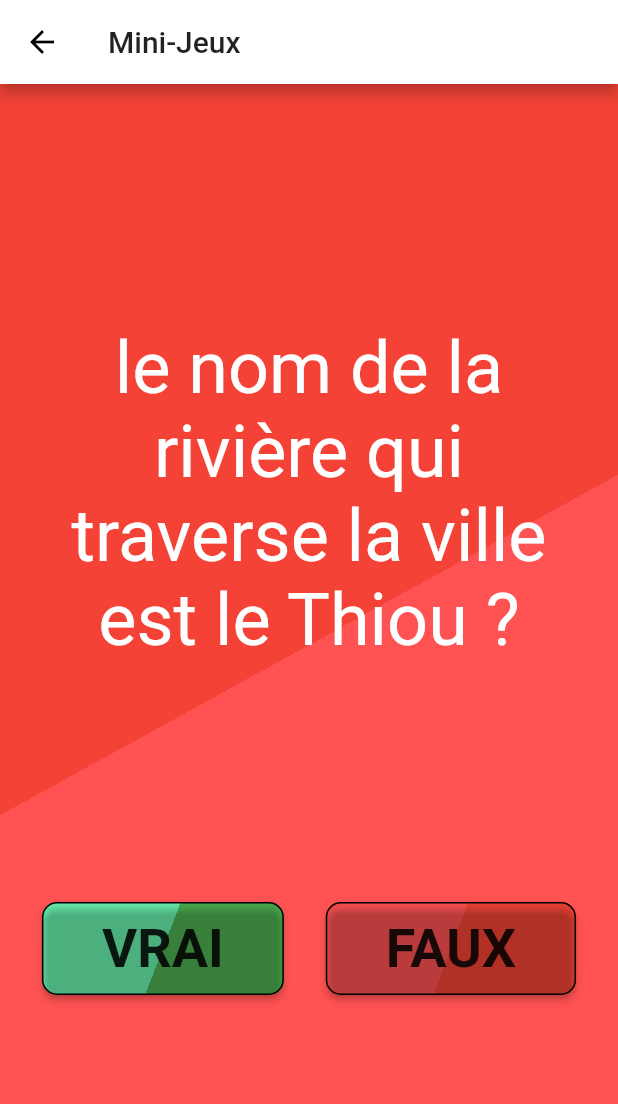
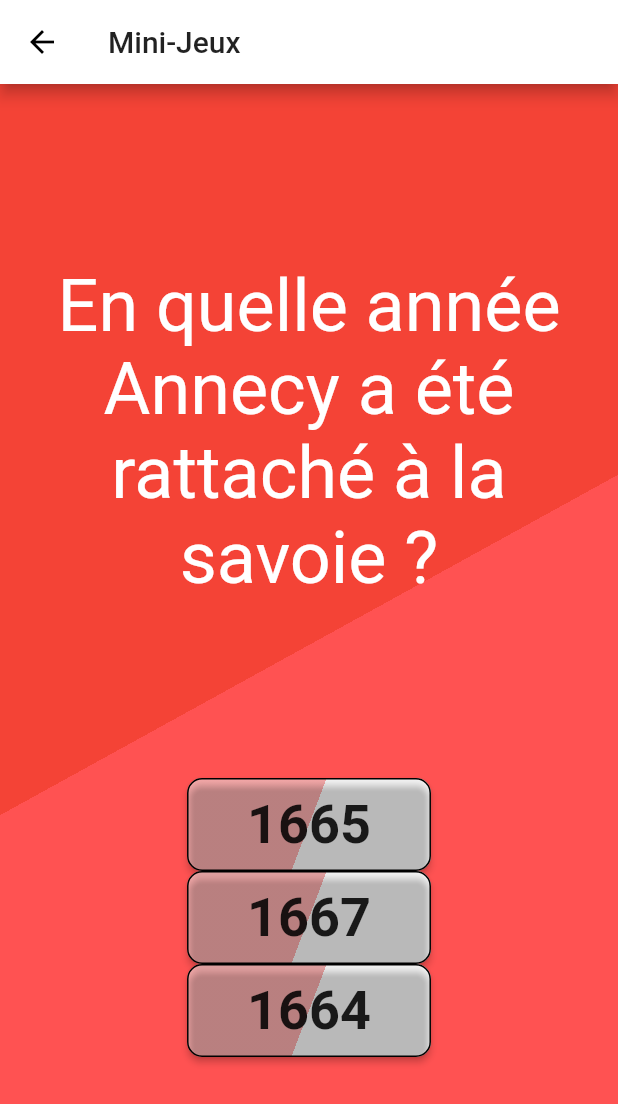
Before and after one commit to AnnecyGo/annecygo, a Flutter app: the screen it shows after launch, after a tap on "TEST MINI-JEU", on a phone screen of 412 x 824 dp. Shown: the top 1104 px of the screen. Run offline on Flutter 3.47's test engine with Material 2 defaults, Android fonts, the phone set to English and light mode, and no system bars; our stand-ins replace flutter_map, latlong, qr_flutter; missing offline and left inert: barcode_scan_fix, map_controller; Roboto replaces fonts that are missing (Hind).

Commit message:
Choice Page V1 working

```diff
--- /dev/null
+++ b/lib/Games/ChoicesPage.dart
@@ -0,0 +1,252 @@
+import 'dart:math';
+
+import 'package:flutter/material.dart';
+
+class ChoicePage extends StatefulWidget {
+  @override
+  _ChoicePageState createState() => _ChoicePageState();
+}
+
+class Answer{
+  var reponse;
+  var answer;
+  Answer(String uneReponse,bool uneAnswer){
+    reponse = uneReponse;
+    answer = uneAnswer;
+  }
+}
+
+class Choice{
+  var question;
+  List<Answer> answers;
+  Choice(String uneQuestion,List<Answer> lesAnswers){
+    question = uneQuestion;
+    answers = lesAnswers;
+  }
+}
+
+class _ChoicePageState extends State<ChoicePage> {
+  List<Choice> choices = new List();
+  Choice currentChoice;
+
+  @override
+  Widget build(BuildContext context) {
+
+    List<Answer> mesChoix = new List();
+    mesChoix.add( Answer("1665",true));
+    mesChoix.add( Answer("1667",false));
+    mesChoix.add(Answer("1664",false));
+
+    Choice choice1 = new Choice("En quelle année Annecy a été rattaché à la savoie ?",mesChoix);
+
+
+
+    choices.add(choice1);
+
+    currentChoice = choices[Random().nextInt(choices.length)];
+
+    return new Scaffold(
+      backgroundColor: Colors.redAccent,
+      appBar: AppBar(
+        title: Text("Mini-Jeux"),
+
+      ),
+      body: new Center(
+        child : new Container(
+          decoration : BoxDecoration(
+            gradient: LinearGradient(
+              begin: Alignment.topLeft,
+              end: Alignment.bottomRight,
+              stops: [
+                0.5,
+                0.5,
+              ],
+              colors: [
+                Colors.red,
+                Colors.redAccent,
+              ],
+            ),
+          ),
+          margin: const EdgeInsets.only(bottom: 20.0),
+          child: Column(
+            mainAxisAlignment: MainAxisAlignment.spaceEvenly,
+            crossAxisAlignment: CrossAxisAlignment.stretch,
+            children: [
+              Container(
+                padding: EdgeInsets.fromLTRB(20, 20, 20, 20),
+                child: Text(currentChoice.question,
+                    textAlign: TextAlign.center,
+                    style: TextStyle(
+                      color: Colors.white,
+                      fontSize: 48,
+                    )),
+              ),
+              new Column(
+                mainAxisAlignment: MainAxisAlignment.spaceEvenly,
+                children: [
+                  Container(
+                    decoration : BoxDecoration(
+                      borderRadius: BorderRadius.circular(10.0),
+                      gradient: LinearGradient(
+                        begin: Alignment.topLeft,
+                        end: Alignment.bottomRight,
+                        stops: [
+                          0.5,
+                          0.5,
+                        ],
+                        colors: [
+                          Colors.white54,
+                          Colors.white,
+                        ],
+                      ),
+                    ),
+                    child : ElevatedButton(
+                        style: ButtonStyle(
+                            padding: MaterialStateProperty.all(EdgeInsets.fromLTRB(40,10,40,10)),
+                            backgroundColor: MaterialStateProperty.all<Color>(Colors.transparent) ,
+                            shape: MaterialStateProperty.all<RoundedRectangleBorder>(
+                                RoundedRectangleBorder(
+                                  borderRadius: BorderRadius.circular(10.0),
+                                  side: BorderSide(color: Colors.black),
+
+                                )
+                            )
+                        ),
+
+                        child: new Text(
+                          currentChoice.answers[0].reponse,
+                          style:
+                          TextStyle(
+                            fontWeight: FontWeight.w700,
+                            color: Colors.black87,
+                            fontSize: 36,
+                          ),
+                        ),
+                        onPressed: () => answerValidation(0,true)
+                    ),
+                  ),
+                  Container(
+                    decoration : BoxDecoration(
+                      borderRadius: BorderRadius.circular(10.0),
+                      gradient: LinearGradient(
+                        begin: Alignment.topLeft,
+                        end: Alignment.bottomRight,
+                        stops: [
+                          0.5,
+                          0.5,
+                        ],
+                        colors: [
+                          Colors.white54,
+                          Colors.white,
+                        ],
+                      ),
+                    ),
+                    child : ElevatedButton(
+                        style: ButtonStyle(
+                            padding: MaterialStateProperty.all(EdgeInsets.fromLTRB(40,10,40,10)),
+                            backgroundColor: MaterialStateProperty.all<Color>(Colors.transparent) ,
+                            shape: MaterialStateProperty.all<RoundedRectangleBorder>(
+                                RoundedRectangleBorder(
+                                  borderRadius: BorderRadius.circular(10.0),
+                                  side: BorderSide(color: Colors.black),
+
+                                )
+                            )
+                        ),
+                        child: new Text(
+                          currentChoice.answers[1].reponse,
+                          style:
+                          TextStyle(
+                            fontWeight: FontWeight.w700,
+                            color: Colors.black87,
+                            fontSize: 36,
+                          ),
+                        ),
+                        onPressed: () => answerValidation(1,true)
+                    ),
+                  ), Container(
+                    decoration : BoxDecoration(
+                      borderRadius: BorderRadius.circular(10.0),
+                      gradient: LinearGradient(
+                        begin: Alignment.topLeft,
+                        end: Alignment.bottomRight,
+                        stops: [
+                          0.5,
+                          0.5,
+                        ],
+                        colors: [
+                          Colors.white54,
+                          Colors.white,
+                        ],
+                      ),
+                    ),
+                    child : ElevatedButton(
+                        style: ButtonStyle(
+                            padding: MaterialStateProperty.all(EdgeInsets.fromLTRB(40,10,40,10)),
+                            backgroundColor: MaterialStateProperty.all<Color>(Colors.transparent) ,
+                            shape: MaterialStateProperty.all<RoundedRectangleBorder>(
+                                RoundedRectangleBorder(
+                                  borderRadius: BorderRadius.circular(10.0),
+                                  side: BorderSide(color: Colors.black),
+
+                                )
+                            )
+                        ),
+                        child: new Text(
+                          currentChoice.answers[2].reponse,
+                          style:
+                          TextStyle(
+                            fontWeight: FontWeight.w700,
+                            color: Colors.black87,
+                            fontSize: 36,
+                          ),
+                        ),
+                        onPressed: () => answerValidation(2,true)
+                    ),
+                  ),
+                ],
+              )
+            ],
+          ),
+        ),
+      ),
+    );
+  }
+
+  Future<void> alertResult(String result) async {
+    return showDialog<void>(
+      context: context,
+      barrierDismissible: false, // user must tap button!
+      builder: (BuildContext context) {
+        return AlertDialog(
+          title: Text('Fin du jeu'),
+          content: SingleChildScrollView(
+            child: ListBody(
+              children: <Widget>[
+                Text(result),
+              ],
+            ),
+          ),
+          actions: <Widget>[
+            TextButton(
+              child: Text('Ok'),
+              onPressed: () {
+                Navigator.of(context).pop();
+              },
+            ),
+          ],
+        );
+      },
+    );
+  }
+
+  void answerValidation(int i,bool userAnswer,){
+    if(currentChoice.answers[i].answer == userAnswer){
+      alertResult("Vous avez gagné");
+    } else {
+      alertResult("C'est perdu");
+
+    }
+  }
+
+}
--- a/lib/Login/login.dart
+++ b/lib/Login/login.dart
@@ -1,3 +1,4 @@
+import 'package:annecygo/Games/ChoicesPage.dart';
 import 'package:annecygo/Games/TrueFalsePage.dart';
 import 'package:flutter/material.dart';
 import 'package:annecygo/Map/MainMap.dart';
@@ -132,7 +133,7 @@ class _LoginPageState extends State<LoginPage> {
               onPressed: () {
                 Navigator.push(
                   context,
-                  MaterialPageRoute(builder: (context) => TrueFalsePage()),
+                  MaterialPageRoute(builder: (context) => ChoicePage()),
                 );},
             ),
           ),
```
